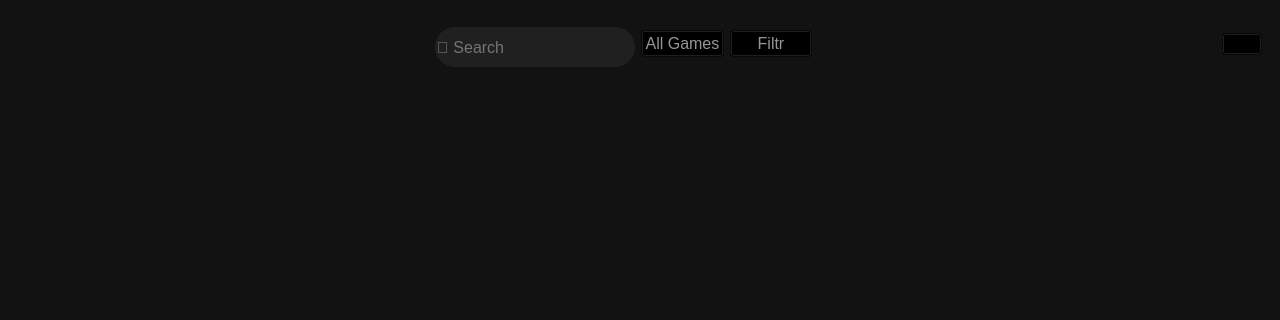
First picture: the form in Foxlike/browsewindow.ui, repository Lekantrop-gd/CourseProject, before the edit; both pictures show x 0 to 1280 and y 0 to 320 of the 1280 by 720 pixel window.
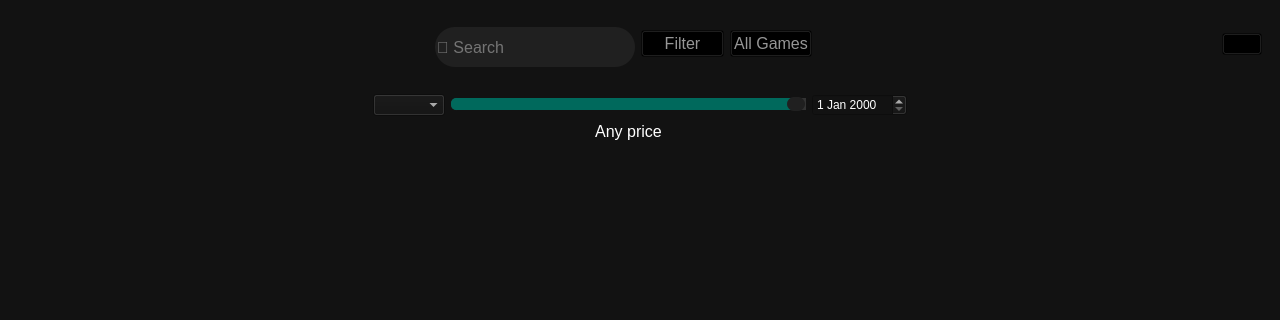
Second picture: the form after the edit. Icons and pictures are not drawn.

Diff of the .ui file:
```diff
--- a/Foxlike/browsewindow.ui
+++ b/Foxlike/browsewindow.ui
@@ -143,7 +143,7 @@
 }</string>
             </property>
             <property name="text">
-             <string>All Games</string>
+             <string>Filter</string>
             </property>
            </widget>
           </item>
@@ -169,7 +169,7 @@
 }</string>
             </property>
             <property name="text">
-             <string>Filtr</string>
+             <string>All Games</string>
             </property>
            </widget>
           </item>
@@ -216,7 +216,123 @@
      </widget>
     </item>
     <item>
-     <widget class="QWidget" name="widget" native="true">
+     <widget class="QWidget" name="FilterZone" native="true">
+      <property name="enabled">
+       <bool>true</bool>
+      </property>
+      <property name="styleSheet">
+       <string notr="true"/>
+      </property>
+      <layout class="QGridLayout" name="gridLayout">
+       <item row="1" column="4">
+        <widget class="QLabel" name="filterPriceLabel">
+         <property name="font">
+          <font>
+           <pointsize>12</pointsize>
+          </font>
+         </property>
+         <property name="styleSheet">
+          <string notr="true">color: rgb(255, 255, 255)</string>
+         </property>
+         <property name="text">
+          <string>Any price</string>
+         </property>
+         <property name="alignment">
+          <set>Qt::AlignCenter</set>
+         </property>
+        </widget>
+       </item>
+       <item row="0" column="0">
+        <spacer name="horizontalSpacer_5">
+         <property name="orientation">
+          <enum>Qt::Horizontal</enum>
+         </property>
+         <property name="sizeHint" stdset="0">
+          <size>
+           <width>40</width>
+           <height>20</height>
+          </size>
+         </property>
+        </spacer>
+       </item>
+       <item row="0" column="4">
+        <widget class="QSlider" name="priceSlider">
+         <property name="styleSheet">
+          <string notr="true">QSlider::groove:horizontal {
+    border: 1px solid #333;
+    background: #222;
+    height: 10px;
+    border-radius: 5px;
+}
+
+QSlider::handle:horizontal {
+    background: rgb(32, 32, 32);
+    border: 0px;
+    width: 18px;
+	height: 18 px;
+	margin: -2px 0;
+    border-radius: 7px;
+}
+
+QSlider::sub-page:horizontal {
+    background: #00695C;
+    border: 0px;
+    height: 1px;
+    border-radius: 5px;
+}
+
+QSlider::add-page:horizontal {
+    background: #333;
+    border: 0px;
+    height: 1px;
+    border-radius: 5px;
+}</string>
+         </property>
+         <property name="maximum">
+          <number>100</number>
+         </property>
+         <property name="value">
+          <number>100</number>
+         </property>
+         <property name="orientation">
+          <enum>Qt::Horizontal</enum>
+         </property>
+        </widget>
+       </item>
+       <item row="0" column="1">
+        <widget class="QComboBox" name="comboBox">
+         <property name="styleSheet">
+          <string notr="true">background-color: rgb(18, 18, 18);
+color: rgb(255, 255, 255)</string>
+         </property>
+        </widget>
+       </item>
+       <item row="0" column="6">
+        <spacer name="horizontalSpacer_6">
+         <property name="orientation">
+          <enum>Qt::Horizontal</enum>
+         </property>
+         <property name="sizeHint" stdset="0">
+          <size>
+           <width>40</width>
+           <height>20</height>
+          </size>
+         </property>
+        </spacer>
+       </item>
+       <item row="0" column="5">
+        <widget class="QDateEdit" name="dateEdit">
+         <property name="styleSheet">
+          <string notr="true">background-color: rgb(18, 18, 18);
+color: rgb(255, 255, 255)</string>
+         </property>
+        </widget>
+       </item>
+      </layout>
+     </widget>
+    </item>
+    <item>
+     <widget class="QWidget" name="Body" native="true">
       <property name="sizePolicy">
        <sizepolicy hsizetype="Expanding" vsizetype="Preferred">
         <horstretch>0</horstretch>
@@ -293,7 +409,7 @@
             <x>0</x>
             <y>0</y>
             <width>1152</width>
-            <height>565</height>
+            <height>490</height>
            </rect>
           </property>
           <layout class="QHBoxLayout" name="horizontalLayout_4">
```
